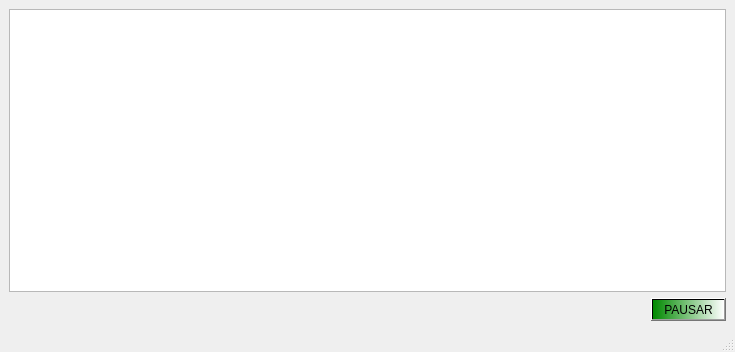
Old version of the form mainwindow.ui in the repository javierjose1224/Proyecto_final.
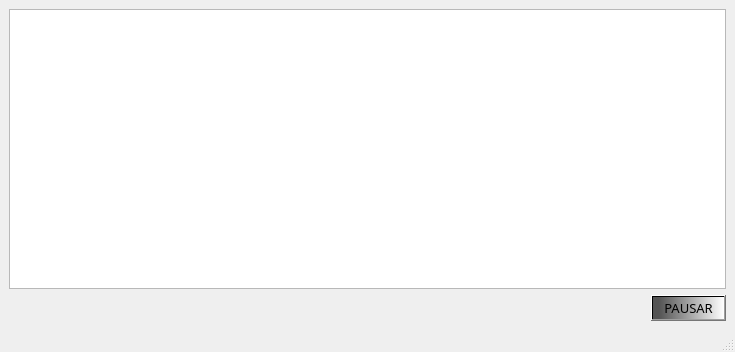
New version of the form.

```diff
--- a/mainwindow.ui
+++ b/mainwindow.ui
@@ -24,8 +24,14 @@
     </item>
     <item row="2" column="0" alignment="Qt::AlignRight">
      <widget class="QPushButton" name="pushButton">
+      <property name="font">
+       <font>
+        <family>MV Boli</family>
+        <pointsize>10</pointsize>
+       </font>
+      </property>
       <property name="styleSheet">
-       <string notr="true">background-color: qlineargradient(spread:pad, x1:0, y1:0, x2:1, y2:0, stop:0 rgba(0, 137, 0, 255), stop:1 rgba(255, 255, 255, 255));
+       <string notr="true">background-color: qlineargradient(spread:pad, x1:0.085, y1:0.534091, x2:1, y2:0.529, stop:0 rgba(84, 84, 84, 255), stop:1 rgba(255, 255, 255, 255));
 color: rgb(0, 0, 0);</string>
       </property>
       <property name="text">
```
